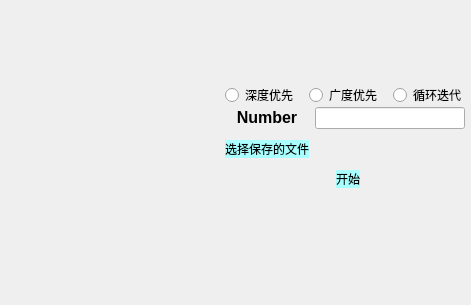
Qt form fieldwork/first/FareyList/mainwindow.ui (AbaoFromCUG/Data-Structure) before a commit.
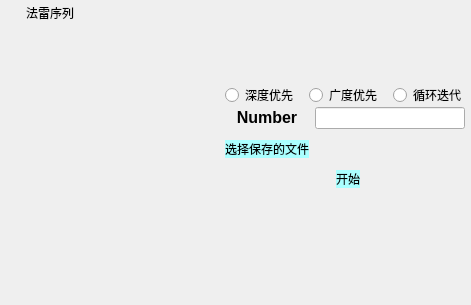
The same form after that commit. Icons and pictures are not drawn.

Commit message:
阿宝宝啊
修改了Ui

```diff
--- a/fieldwork/first/FareyList/mainwindow.ui
+++ b/fieldwork/first/FareyList/mainwindow.ui
@@ -127,6 +127,16 @@
        </property>
       </widget>
      </item>
+     <item>
+      <widget class="QLabel" name="label">
+       <property name="styleSheet">
+        <string notr="true">font: 10pt &quot;华康方圆体W7(P)&quot;;</string>
+       </property>
+       <property name="text">
+        <string>法雷序列</string>
+       </property>
+      </widget>
+     </item>
      <item>
       <spacer name="horizontalSpacer">
        <property name="orientation">
```
Left out of the diff: 2 changed lines with no effect on the pictures.
